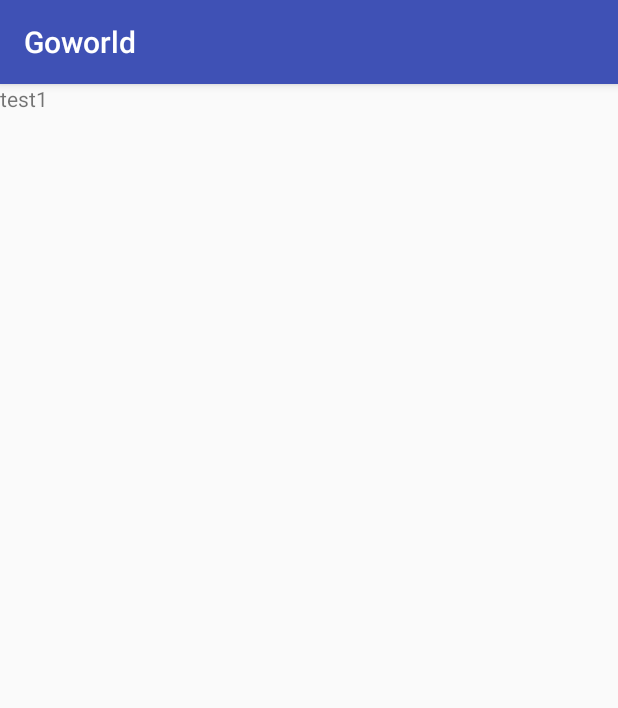
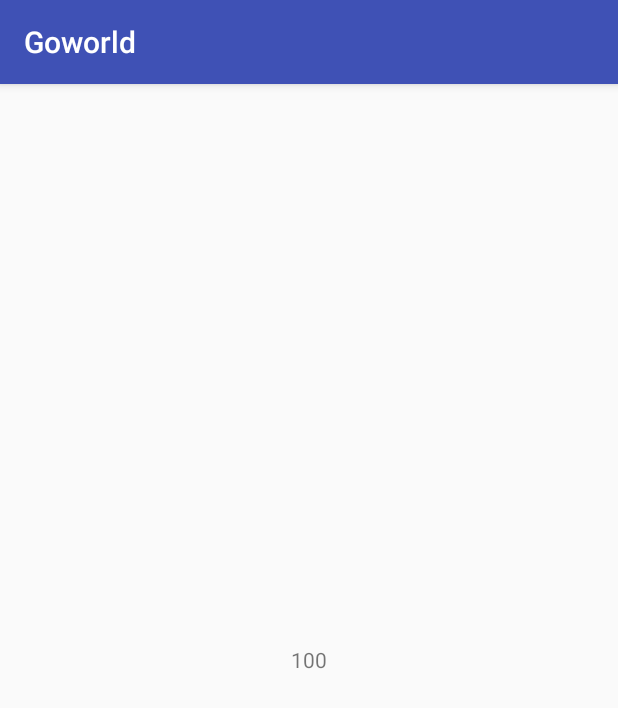
Before and after one commit to marcinrogacki/Goworld, an Android app: the screen it shows after launch (MainActivity), on a phone screen of 412 x 824 dp. Shown: the top 708 px of the screen. Run offline under Robolectric (Android 15) with nearby library versions, the phone set to English and light mode, and no system bars; libraries missing offline, so code that uses them is left out: com.github.pwittchen.swipe; 3 statements that could not run were skipped.

Commit message:
Playing with text
modified:   app/src/main/java/io/github/marcinrogacki/goworld/MainActivity.java
new file:   app/src/main/java/io/github/marcinrogacki/goworld/Player.java
modified:   app/src/main/res/layout/activity_main.xml

```diff
--- a/app/src/main/java/io/github/marcinrogacki/goworld/MainActivity.java
+++ b/app/src/main/java/io/github/marcinrogacki/goworld/MainActivity.java
@@ -4,14 +4,18 @@ import android.support.v7.app.AppCompatActivity;
 import android.os.Bundle;
 import android.widget.ViewAnimator;
 import android.view.MotionEvent;
+import android.widget.TextView;
 
 import com.github.pwittchen.swipe.library.Swipe;
 import com.github.pwittchen.swipe.library.SwipeListener;
+
+import io.github.marcinrogacki.goworld.Player;
 
 public class MainActivity extends AppCompatActivity {
 
     ViewAnimator viewAnimator;
     private Swipe swipe;
+    Player player;
 
     @Override
     protected void onCreate(Bundle savedInstanceState) {
@@ -20,8 +24,10 @@ public class MainActivity extends AppCompatActivity {
         viewAnimator = (ViewAnimator)findViewById(R.id.viewanimator);
 
         swipe = new Swipe(70, 300);
-        SwipeListener otls = createSwipeListener();
-        swipe.setListener(otls);
+        SwipeListener swipeListener = createSwipeListener();
+        swipe.setListener(swipeListener);
+        player = new Player();
+        updateScreens();
     }
 
     @Override
@@ -37,6 +43,8 @@ public class MainActivity extends AppCompatActivity {
 
             @Override public void onSwipedLeft(final MotionEvent event) {
               viewAnimator.showPrevious();
+              player.reduceLife();
+              updateScreens();
             }
 
             @Override public void onSwipingRight(final MotionEvent event) {
@@ -44,6 +52,8 @@ public class MainActivity extends AppCompatActivity {
 
             @Override public void onSwipedRight(final MotionEvent event) {
               viewAnimator.showNext();
+              player.reduceLife();
+              updateScreens();
             }
 
             @Override public void onSwipingUp(final MotionEvent event) {
@@ -59,4 +69,11 @@ public class MainActivity extends AppCompatActivity {
             }
         };
     }
+
+    private void updateScreens() {
+      TextView stats = (TextView)findViewById(R.id.stats);
+      stats.setText(String.valueOf(player.getLife()));
+      TextView view = (TextView)findViewById(R.id.view);
+      view.setText(player.getLifeText());
+    }
 }
--- /dev/null
+++ b/app/src/main/java/io/github/marcinrogacki/goworld/Player.java
@@ -0,0 +1,34 @@
+package io.github.marcinrogacki.goworld;
+
+public class Player {
+    private int life = 100;
+
+    public void reduceLife()
+    {
+        if (life > 0) {
+            life--;
+        }
+    }
+
+    public int getLife()
+    {
+        return life;
+    }
+
+    public String getLifeText()
+    {
+        if (life > 80) {
+            return "Healthy";
+        } else if (life > 60) {
+            return "Injured";
+        } else if (life > 40) {
+            return "Wounded";
+        } else if (life > 20) {
+            return "Damaged";
+        } else if (life > 0) {
+            return "Close to dead";
+        } else {
+            return "You are dead";
+        }
+    }
+}
--- a/app/src/main/res/layout/activity_main.xml
+++ b/app/src/main/res/layout/activity_main.xml
@@ -9,20 +9,28 @@
     <ViewAnimator
         android:id="@+id/viewanimator"
         android:layout_width="match_parent"
-        android:layout_height="wrap_content" >
+        android:layout_height="match_parent" >
 
         <TextView
-            android:id="@+id/test1"
-            android:layout_width="wrap_content" android:layout_height="wrap_content"
-            android:text="test1" app:layout_constraintBottom_toBottomOf="parent"
-            app:layout_constraintLeft_toLeftOf="parent" app:layout_constraintRight_toRightOf="parent"
+            android:id="@+id/stats"
+            android:layout_width="match_parent"
+            android:layout_height="match_parent"
+            android:gravity="center"
+            android:text="Hello"
+            app:layout_constraintBottom_toBottomOf="parent"
+            app:layout_constraintLeft_toLeftOf="parent"
+            app:layout_constraintRight_toRightOf="parent"
             app:layout_constraintTop_toTopOf="parent" />
 
         <TextView
-            android:id="@+id/test2"
-            android:layout_width="wrap_content" android:layout_height="wrap_content"
-            android:text="test2" app:layout_constraintBottom_toBottomOf="parent"
-            app:layout_constraintLeft_toLeftOf="parent" app:layout_constraintRight_toRightOf="parent"
+            android:id="@+id/view"
+            android:layout_width="match_parent"
+            android:layout_height="match_parent"
+            android:gravity="center"
+            android:text="World"
+            app:layout_constraintBottom_toBottomOf="parent"
+            app:layout_constraintLeft_toLeftOf="parent"
+            app:layout_constraintRight_toRightOf="parent"
             app:layout_constraintTop_toTopOf="parent" />
     </ViewAnimator>
 </android.support.constraint.ConstraintLayout>
```
